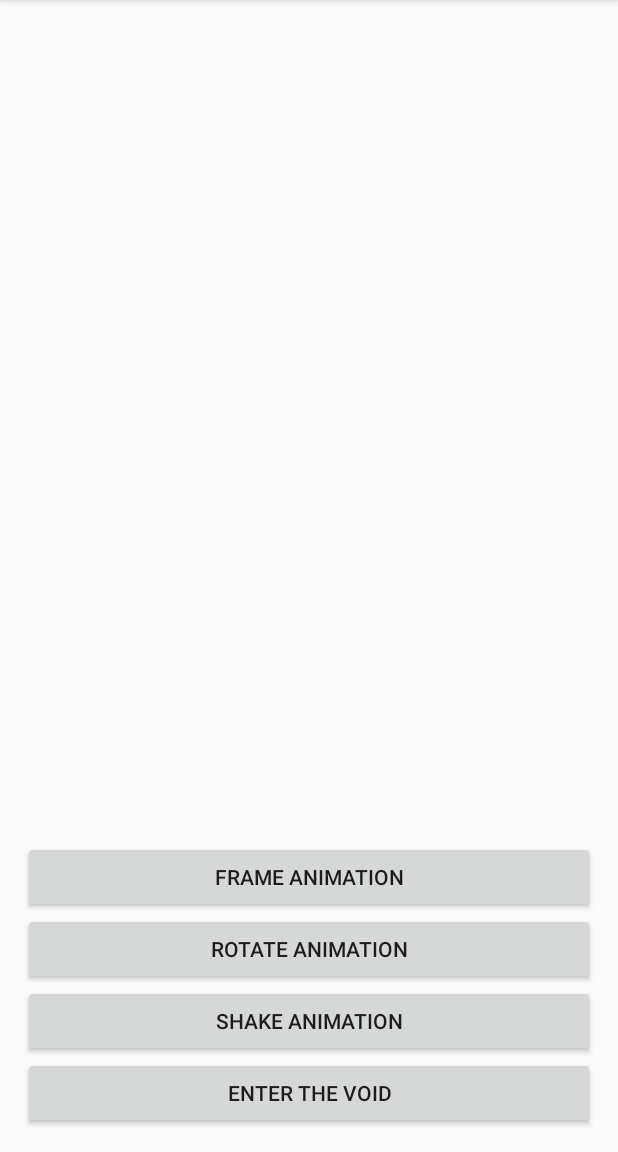
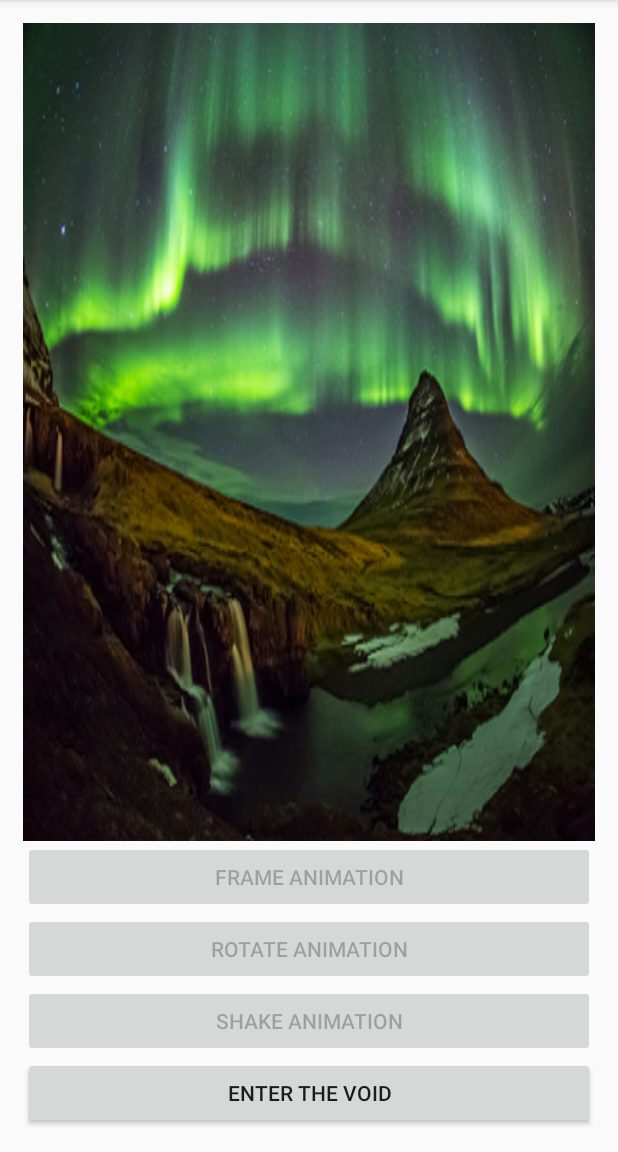
Before and after one commit to jinnandtonic/NorthernLightsAnimation, an Android app: the screen it shows after launch (AnimationActivity), after a tap on "ENTER THE VOID", on a phone screen of 412 x 824 dp, the part 84-1236 px from its top. Run offline under Robolectric (Android 15) with nearby library versions, the phone set to English and light mode, and no system bars; 3 other taps on this screen came first.

Commit message:
Altered the rotate animation and cleaned up custom animation xml

```diff
--- a/app/src/main/java/edu/orangecoastcollege/cs273/rmillett/northernlightsanimation/AnimationActivity.java
+++ b/app/src/main/java/edu/orangecoastcollege/cs273/rmillett/northernlightsanimation/AnimationActivity.java
@@ -7,6 +7,7 @@ import android.util.Log;
 import android.view.View;
 import android.view.animation.Animation;
 import android.view.animation.AnimationUtils;
+import android.widget.Button;
 import android.widget.ImageView;
 
 /**
@@ -23,6 +24,10 @@ public class AnimationActivity extends AppCompatActivity {
     private Animation shakeAnim;
     private Animation customAnim;
 
+    private Button frameAnimButton;
+    private Button rotateButton;
+    private Button shakeButton;
+
     private ImageView lightsImageView; // link to VIEW
 
     /**
@@ -34,6 +39,9 @@ public class AnimationActivity extends AppCompatActivity {
         super.onCreate(savedInstanceState);
         setContentView(R.layout.activity_animation);
 
+        frameAnimButton = (Button) findViewById(R.id.frameAnimButton);
+        rotateButton = (Button) findViewById(R.id.rotateAnimButton);
+        shakeButton = (Button) findViewById(R.id.shakeAnimButton);
         lightsImageView = (ImageView) findViewById(R.id.lightsImageView);
     }
 
@@ -48,9 +56,7 @@ public class AnimationActivity extends AppCompatActivity {
             frameAnim = (AnimationDrawable) lightsImageView.getBackground();
         }
 
-        // if frameAnim is running, stop it
         if (frameAnim.isRunning()) frameAnim.stop();
-        // else, stop it
         else frameAnim.start();
     }
 
@@ -89,11 +95,41 @@ public class AnimationActivity extends AppCompatActivity {
 
         if (!customAnim.hasStarted() || customAnim.hasEnded()) {
             lightsImageView.startAnimation(customAnim);
+            enterVoid();
             Log.e(TAG, "customAnim Started");
         }
         else {
             lightsImageView.clearAnimation();
+            exitVoid();
             Log.e(TAG, "customAnim Cleared");
         }
     }
+
+    private void enterVoid() {
+        // disable other buttons
+        frameAnimButton.setEnabled(false);
+        rotateButton.setEnabled(false);
+        shakeButton.setEnabled(false);
+
+        // start frame animation
+        if (frameAnim == null) {
+            lightsImageView.setBackgroundResource(R.drawable.frame_anim);
+            frameAnim = (AnimationDrawable) lightsImageView.getBackground();
+        }
+        if (!frameAnim.isRunning()) frameAnim.start();
+
+        // TODO: change global theme to dark
+    }
+
+    private void exitVoid() {
+        // enable other buttons
+        frameAnimButton.setEnabled(true);
+        rotateButton.setEnabled(true);
+        shakeButton.setEnabled(true);
+
+        // stop frame animation
+        frameAnim.stop();
+
+        // TODO: change global theme back to normal
+    }
 }
--- a/app/src/main/res/anim/custom_anim.xml
+++ b/app/src/main/res/anim/custom_anim.xml
@@ -1,22 +1,23 @@
 <?xml version="1.0" encoding="utf-8"?>
 <set xmlns:android="http://schemas.android.com/apk/res/android">
     <alpha
-        android:duration="10"
-        android:fromAlpha="0.0"
+        android:duration="9"
+        android:fromAlpha="0.4"
         android:interpolator="@android:anim/accelerate_interpolator"
         android:repeatCount="infinite"
         android:repeatMode="reverse"
-        android:toAlpha="1.6"/>
+        android:toAlpha="1"/>
+
     <scale
-        android:duration="550"
+        android:duration="6301"
         android:fromXScale="1"
         android:fromYScale="1"
         android:interpolator="@android:anim/accelerate_decelerate_interpolator"
-        android:pivotX="40%"
-        android:pivotY="60%"
+        android:pivotX="65%"
+        android:pivotY="55%"
         android:repeatCount="infinite"
         android:repeatMode="reverse"
         android:toXScale="2.3"
-        android:toYScale="0.9"
+        android:toYScale="0.8"
         />
 </set>
--- a/app/src/main/res/anim/rotate_anim.xml
+++ b/app/src/main/res/anim/rotate_anim.xml
@@ -1,9 +1,33 @@
 <?xml version="1.0" encoding="utf-8"?>
-<rotate xmlns:android="http://schemas.android.com/apk/res/android"
-    android:fromDegrees="0"
-    android:toDegrees="2160"
-    android:pivotX="50%"
-    android:pivotY="50%"
-    android:duration="2000"
-    android:repeatCount="0">
-</rotate>
+
+<set xmlns:android="http://schemas.android.com/apk/res/android">
+    <rotate
+        android:duration="2000"
+        android:fromDegrees="0"
+        android:pivotX="50%"
+        android:pivotY="50%"
+        android:repeatCount="0"
+        android:toDegrees="2160"
+        />
+
+    <scale
+        android:duration="1000"
+        android:fromXScale="1.5"
+        android:fromYScale="1.5"
+        android:pivotX="50%"
+        android:pivotY="50%"
+        android:toXScale=".7"
+        android:toYScale=".7"
+        />
+
+    <scale
+        android:duration="1000"
+        android:fromXScale=".7"
+        android:fromYScale=".7"
+        android:pivotX="50%"
+        android:pivotY="50%"
+        android:startOffset="1000"
+        android:toXScale="1.5"
+        android:toYScale="1.5"
+        />
+</set>
--- a/app/src/main/res/drawable/frame_anim.xml
+++ b/app/src/main/res/drawable/frame_anim.xml
@@ -1,8 +1,8 @@
 <?xml version="1.0" encoding="utf-8"?>
 <animation-list xmlns:android="http://schemas.android.com/apk/res/android"
     android:oneshot="false">
-    <item android:drawable="@drawable/lights1" android:duration="200"/>
-    <item android:drawable="@drawable/lights2" android:duration="200"/>
-    <item android:drawable="@drawable/lights3" android:duration="200"/>
-    <item android:drawable="@drawable/lights4" android:duration="200"/>
+    <item android:drawable="@drawable/lights1" android:duration="150"/>
+    <item android:drawable="@drawable/lights2" android:duration="150"/>
+    <item android:drawable="@drawable/lights3" android:duration="150"/>
+    <item android:drawable="@drawable/lights4" android:duration="150"/>
 </animation-list>
--- a/app/src/main/res/layout/activity_animation.xml
+++ b/app/src/main/res/layout/activity_animation.xml
@@ -7,7 +7,6 @@
     android:orientation="vertical"
     android:padding="15dp"
     tools:context="edu.orangecoastcollege.cs273.rmillett.northernlightsanimation.AnimationActivity">
-
 
     <ImageView
         android:id="@+id/lightsImageView"
```
